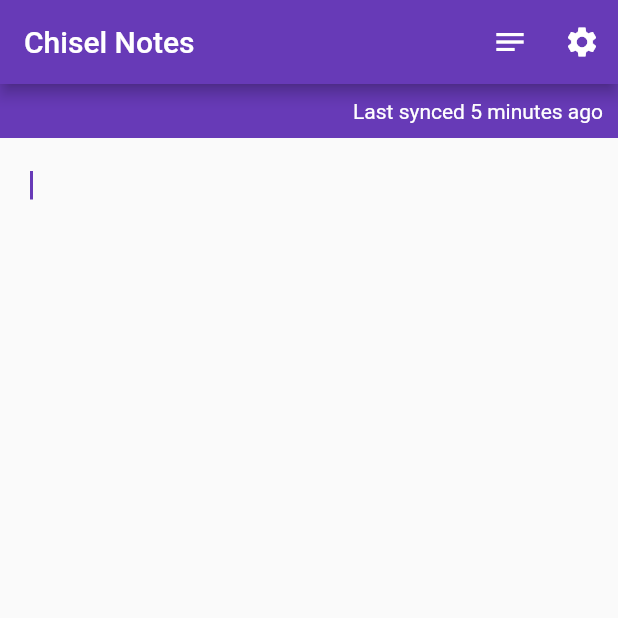
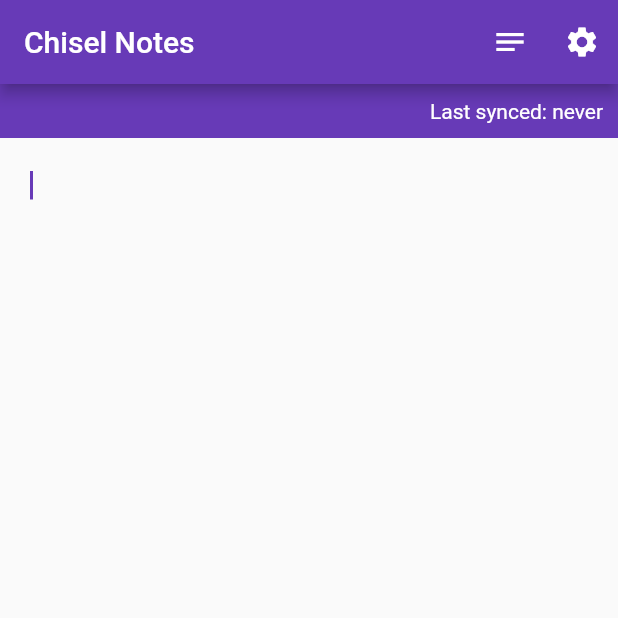
Before and after one commit to decaf-dev/nuthoughts-app, a Flutter app: the screen it shows after launch, on a phone screen of 412 x 824 dp, the top half of it. Run offline on Flutter 3.47's test engine with Material 2 defaults, Android fonts, the phone set to English and light mode, and no system bars; our stand-ins replace get, settings_ui, shared_preferences.

Commit message:
feat: add sync time

```diff
--- a/lib/controllers/app_controller.dart
+++ b/lib/controllers/app_controller.dart
@@ -43,7 +43,7 @@ class AppController extends GetxController {
         body: jsonEncode(thought.toJson()),
       );
       if (response.statusCode == 201) {
-        thought.savedDateTime = DateTime.now();
+        thought.updateServerSaveTime();
         return true;
       } else {
         return false;
--- a/lib/models/sync_time.dart
+++ b/lib/models/sync_time.dart
@@ -1,9 +1,22 @@
 import "package:get/get.dart";
 
 class SyncTime {
-  void update() {}
+  Rx<int> time = 0.obs;
 
-  String getSyncTime() {
-    return "5 minutes";
+  void updateSyncTime() {
+    time.value = DateTime.now().millisecondsSinceEpoch;
+  }
+
+  String getSyncTimeString() {
+    if (time.value != 0) {
+      DateTime now = DateTime.now();
+      int diff = now.millisecondsSinceEpoch - time.value;
+      if (diff < 1000 * 60 * 60) {
+        return "${(diff ~/ (1000 * 60))} minutes ago";
+      } else {
+        return "${(diff ~/ (1000 * 60 * 60))} hours ago";
+      }
+    }
+    return "never";
   }
 }
--- a/lib/routes/home/home_route.dart
+++ b/lib/routes/home/home_route.dart
@@ -133,12 +133,12 @@ class _HomeRouteState extends State<HomeRoute> {
     return (Container(
         color: Colors.deepPurple,
         padding: const EdgeInsets.all(10),
-        child: Row(
-          mainAxisAlignment: MainAxisAlignment.end,
-          children: [
-            Text("Last synced ${controller.syncTime.getSyncTime()} ago",
-                style: const TextStyle(color: Colors.white))
-          ],
-        )));
+        child: Obx(() => Row(
+              mainAxisAlignment: MainAxisAlignment.end,
+              children: [
+                Text("Last synced: ${controller.syncTime.getSyncTimeString()}",
+                    style: const TextStyle(color: Colors.white))
+              ],
+            ))));
   }
 }
```
Also changed, not shown: lib/models/thought.dart (+9 -5 lines).
